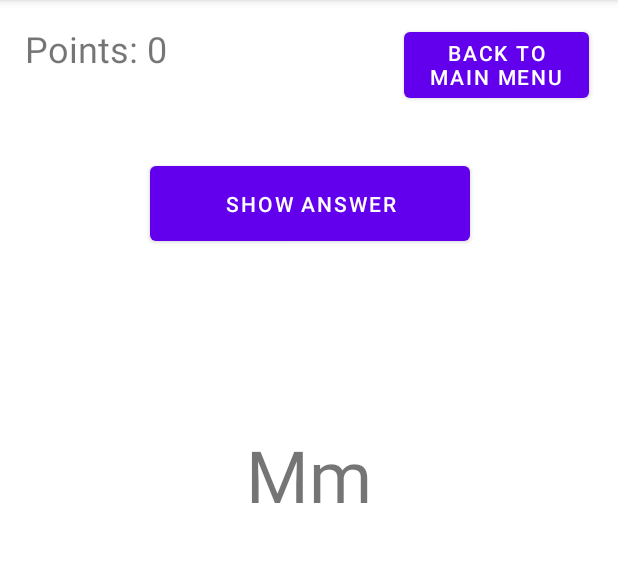
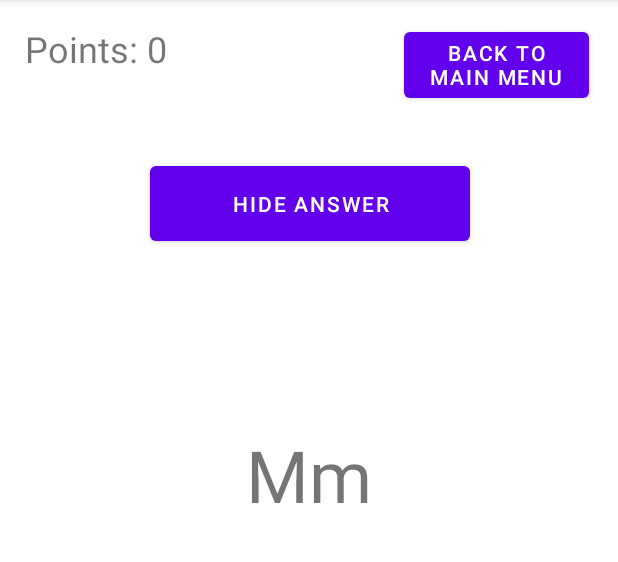
Before and after one commit to evangrau/CS315FinalProjectEKG, an Android app: the QuizActivity screen opened directly, with no data from a screen before it, after a tap on "SHOW ANSWER", on a phone screen of 412 x 824 dp, the part 84-646 px from its top. Run offline under Robolectric (Android 15) with nearby library versions, the phone set to English and light mode, and no system bars; 2 statements that could not run were skipped.

Commit message:
show/hide answer implementation

```diff
--- a/app/src/main/java/com/example/cs315finalprojectekg/QuizActivity.java
+++ b/app/src/main/java/com/example/cs315finalprojectekg/QuizActivity.java
@@ -24,7 +24,7 @@ public class QuizActivity extends AppCompatActivity {
     Button topLeftBtn, topRightBtn, bottomLeftBtn, bottomRightBtn;
     TextView pointsLabel, answerLabel;
     ImageView colorSquare;
-    int points = 0;
+    int points = 0, balance = 0, numClicks = 0;
     String quizType;
     MediaPlayer aSound, bSound, cSound, dSound, eSound, fSound, gSound, hSound, iSound, jSound, kSound, lSound, mSound,
             nSound, oSound, pSound, qSound, rSound, sSound, tSound, uSound, vSound, wSound, xSound, ySound, zSound;
@@ -73,8 +73,18 @@ public class QuizActivity extends AppCompatActivity {
 
         showAnswerBtn = (Button) findViewById(R.id.show_answer);
         showAnswerBtn.setOnClickListener(view -> {
-            answerLabel.setVisibility(View.VISIBLE);
-            points--;
+            if (answerLabel.getVisibility() == View.INVISIBLE) {
+                answerLabel.setVisibility(View.VISIBLE);
+                showAnswerBtn.setText(R.string.hide_answer);
+                points--;
+                if (numClicks > 1) {
+                    balance++;
+                }
+            } else {
+                answerLabel.setVisibility(View.INVISIBLE);
+                showAnswerBtn.setText(R.string.show_answer);
+            }
+            numClicks++;
         });
 
         mainMenuBtn = (Button) findViewById(R.id.main_menu_btn);
@@ -121,7 +131,10 @@ public class QuizActivity extends AppCompatActivity {
         }
         if (answer.equals(buttonText)) {
             points++;
+            points += balance;
         }
+        balance = 0;
+        numClicks = 0;
         pointsLabel.setText("Points: " + points);
         answerLabel.setVisibility(View.INVISIBLE);
         if (quizType.equals("colors")) {
--- a/app/src/main/res/values/strings.xml
+++ b/app/src/main/res/values/strings.xml
@@ -13,4 +13,5 @@
     <string name="bottomleft_button">Bottom Left Button</string>
     <string name="bottomright_button">Bottom Right Button</string>
     <string name="show_answer">Show Answer</string>
+    <string name="hide_answer">Hide Answer</string>
 </resources>
```
